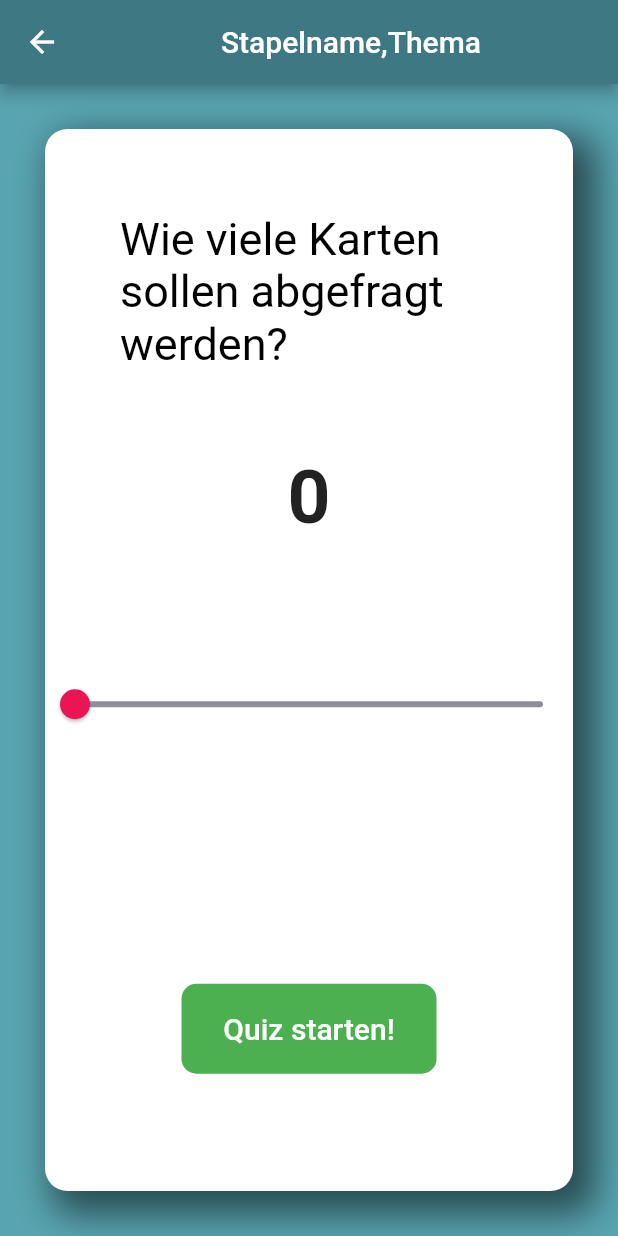
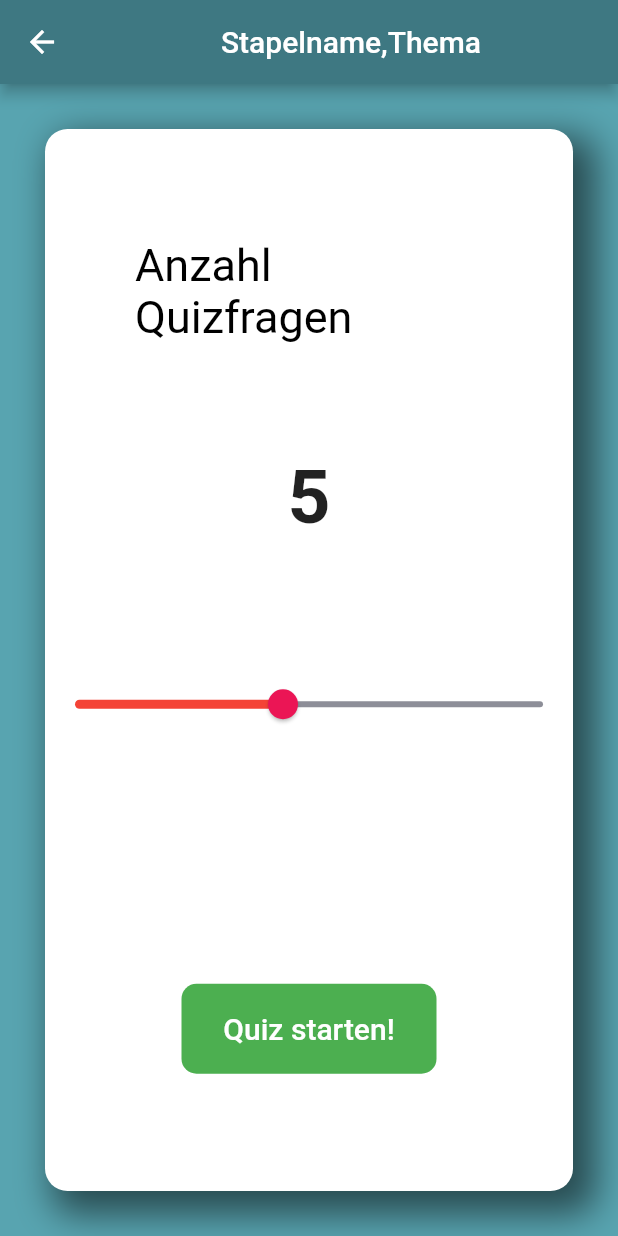
Before and after one commit to Schwinge12/Studycards, a Flutter app: the QuizStart screen opened by its route, on a phone screen of 412 x 824 dp. Run offline on Flutter 3.47's test engine with Material 2 defaults, Android fonts, the phone set to English and light mode, and no system bars; our stand-ins replace auto_size_text, firebase_auth, flip_card, image_picker, syncfusion_flutter_gauges; missing offline and left inert: swipe_stack, syncfusion_flutter_core; accounts and stored records are empty; Roboto replaces fonts that are missing (BalooBhai2-ExtraBold, BalooBhai2-Regular).

Commit message:
Kleinigkeiten geändert. Pfeile eingefügt.

```diff
--- a/lib/DozentScreens/AlleStapelAnzeigen.dart
+++ b/lib/DozentScreens/AlleStapelAnzeigen.dart
@@ -44,7 +44,7 @@ class _AlleStapel extends State<AlleStapel> {
 
     return Scaffold(
       appBar: AppBar(
-        title: Text('Meine angelegten Stapel',style: WeisserTextStyle,),
+        title: Text('Meine Stapel',style: WeisserTextStyle,),
       ),
       body: new ListView.builder(
         itemCount: buttons.length,
--- a/lib/DozentScreens/StapelErstellen.dart
+++ b/lib/DozentScreens/StapelErstellen.dart
@@ -147,7 +147,7 @@ class _StapelErstellen extends State<StapelErstellen> {
 
                         showDialog(context: context,
                             builder: (_)=>CupertinoAlertDialog(
-                              title: Text('Fehlende eingaben!'),
+                              title: Text('Fehlende Eingaben!'),
                               content: Text('Bitte jede Zeile füllen.'),
                               actions: <Widget>[
                                 CupertinoDialogAction(
--- a/lib/StudentScreens/Quiz.dart
+++ b/lib/StudentScreens/Quiz.dart
@@ -20,7 +20,10 @@ class _KartenanzeigeState extends State<Quiz> {
 
   @override
   Widget build(BuildContext context) {
-    return SafeArea(
+    return Scaffold(
+      appBar: AppBar(
+        title: Center(child: Text('Frage',style: WeisserTextStyle,)),
+      ),
 
 
     );
--- a/lib/StudentScreens/QuizStart.dart
+++ b/lib/StudentScreens/QuizStart.dart
@@ -14,7 +14,7 @@ class _QuizStartState extends State<QuizStart>{
 
 
   int anzahlKartenImStapel=10;
-  int auswahl=0;
+  int auswahl=5;
 
 
   @override
@@ -47,8 +47,8 @@ class _QuizStartState extends State<QuizStart>{
             Expanded(
               child: Center(
                 child: Padding(
-                  padding: const EdgeInsets.all(50),
-                  child: Text('Wie viele Karten sollen abgefragt werden?',style: MenuButtonTextStyle,),
+                  padding: const EdgeInsets.all(60),
+                  child: Text('Anzahl Quizfragen',style: MenuButtonTextStyle,),
                 ),
               ),
             ),
@@ -69,7 +69,7 @@ class _QuizStartState extends State<QuizStart>{
                 ),
                 child: Slider(
                   value: auswahl.toDouble(),
-                  min: 0.0,
+                  min: 1.0,
                   max: anzahlKartenImStapel.toDouble(),
                   onChanged: (double newValue) {
                     setState(() {
--- a/lib/StudentScreens/Quizauswahl.dart
+++ b/lib/StudentScreens/Quizauswahl.dart
@@ -9,7 +9,6 @@ class QuizAuswahl extends StatefulWidget{
   _AlleStapel createState()=>_AlleStapel();
 
 }
-
 
 class _AlleStapel extends State<QuizAuswahl> {
 
```
Also changed, not shown: lib/DozentScreens/KarteErstellenVorderseite.dart (+10 -11 lines).
